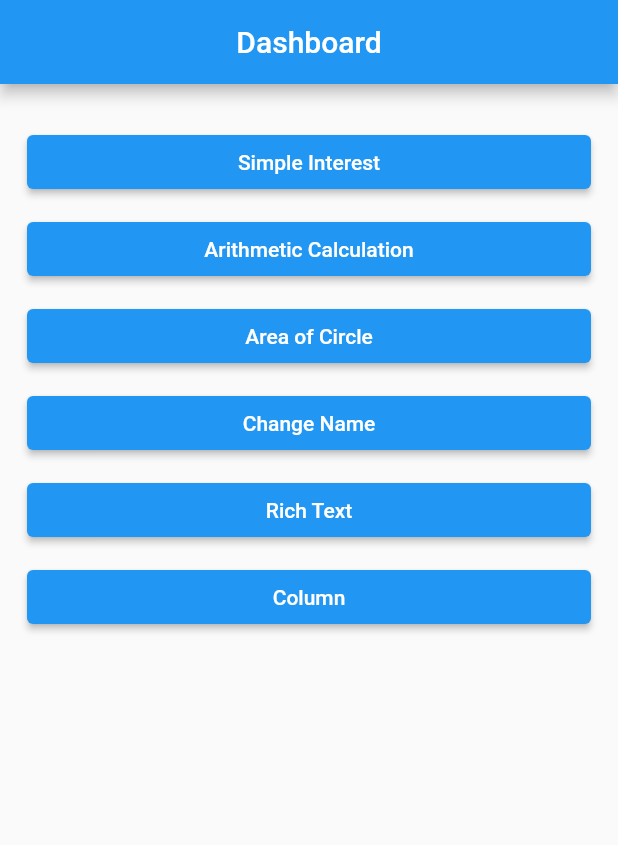
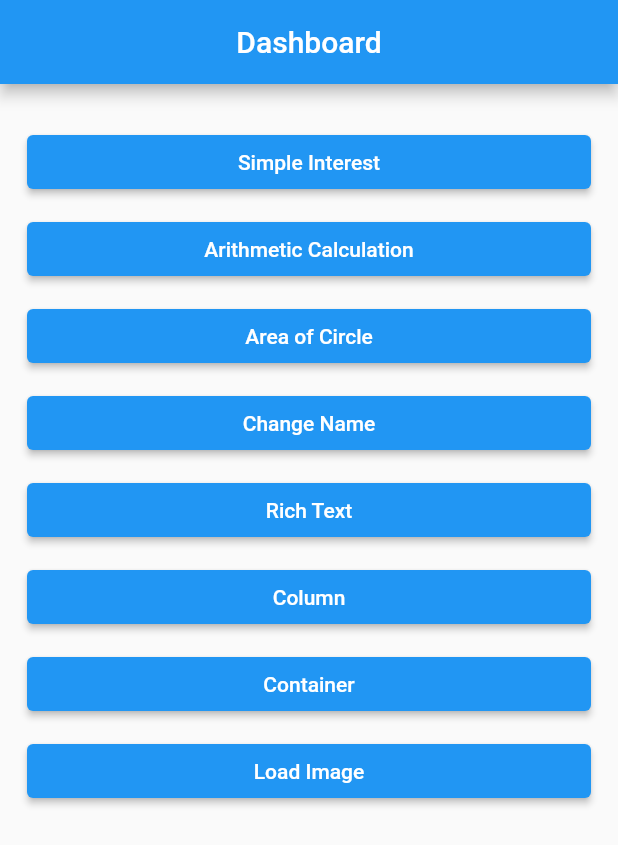
Before and after one commit to sanjiv576/flutter_apps, a Flutter app: the screen it shows after launch, on a phone screen of 412 x 824 dp. Shown: the top 845 px of the screen. Run offline on Flutter 3.47's test engine with Material 2 defaults, Android fonts, the phone set to English and light mode, and no system bars.

Commit message:
add local and network images

```diff
--- a/flutter_app/lib/app.dart
+++ b/flutter_app/lib/app.dart
@@ -1,10 +1,12 @@
 import 'package:flutter/material.dart';
 
 import 'view/arithmetic_view.dart';
+import 'view/change_name_view.dart';
 import 'view/circle_view.dart';
 import 'view/column_view.dart';
+import 'view/container_view.dart';
 import 'view/dashboard_view.dart';
-import 'view/change_name_view.dart';
+import 'view/load_image_view.dart';
 import 'view/output_view.dart';
 import 'view/rich_text_view.dart';
 import 'view/simple_interest_view.dart';
@@ -24,8 +26,10 @@ class App extends StatelessWidget {
         '/circleRoute': (context) => const CircleView(),
         '/changeNameRoute': (context) => const ChangeNameView(),
         '/richTextRoute': (context) => const RichTextView(),
-        '/columnRoute': (context)=> const ColumnView(),
-        '/outputRoute': (context) => const OutputView()
+        '/columnRoute': (context) => const ColumnView(),
+        '/outputRoute': (context) => OutputView(),
+        '/containerRoute': (context) => const ContainerView(),
+        '/loadImageRoute': (context) => const LoadImageView(),
       },
     );
   }
--- a/flutter_app/lib/view/dashboard_view.dart
+++ b/flutter_app/lib/view/dashboard_view.dart
@@ -80,6 +80,28 @@ class DashboardView extends StatelessWidget {
                   },
                   child: const Text('Column')),
             ),
+            const SizedBox(
+              height: 10.0,
+            ),
+            SizedBox(
+              width: double.infinity,
+              child: ElevatedButton(
+                  onPressed: () {
+                    Navigator.pushNamed(context, '/containerRoute');
+                  },
+                  child: const Text('Container')),
+            ),
+             const SizedBox(
+              height: 10.0,
+            ),
+            SizedBox(
+              width: double.infinity,
+              child: ElevatedButton(
+                  onPressed: () {
+                    Navigator.pushNamed(context, '/loadImageRoute');
+                  },
+                  child: const Text('Load Image'),),
+            ),
           ],
         ),
       )),
--- a/flutter_app/pubspec.yaml
+++ b/flutter_app/pubspec.yaml
@@ -60,8 +60,8 @@ flutter:
   uses-material-design: true
 
   # To add assets to your application, add an assets section, like this:
-  # assets:
-  #   - images/a_dot_burr.jpeg
+  assets:
+    - assets/images/
   #   - images/a_dot_ham.jpeg
 
   # An image asset can refer to one or more resolution-specific "variants", see
```
Also changed, not shown: flutter_app/lib/view/arithmetic_view.dart (+12 -6 lines), flutter_app/lib/view/container_view.dart (added, +40 -0 lines), flutter_app/lib/view/load_image_view.dart (added, +48 -0 lines), flutter_app/lib/view/output_view.dart (+30 -4 lines), flutter_app/assets/images/bird.jpg (added).
